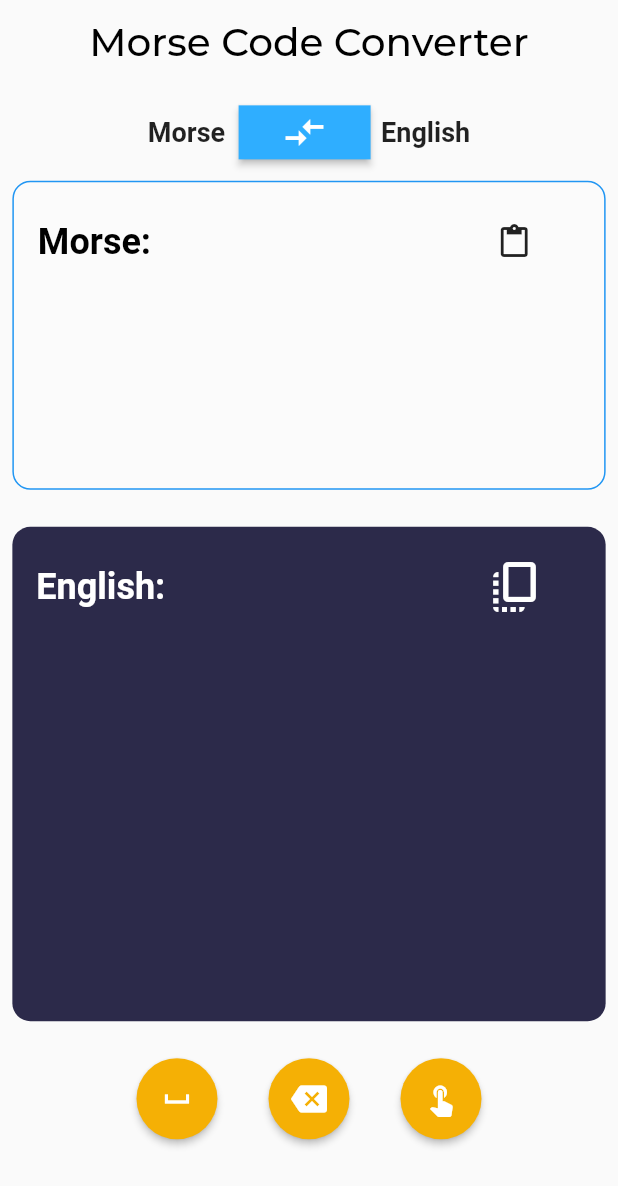
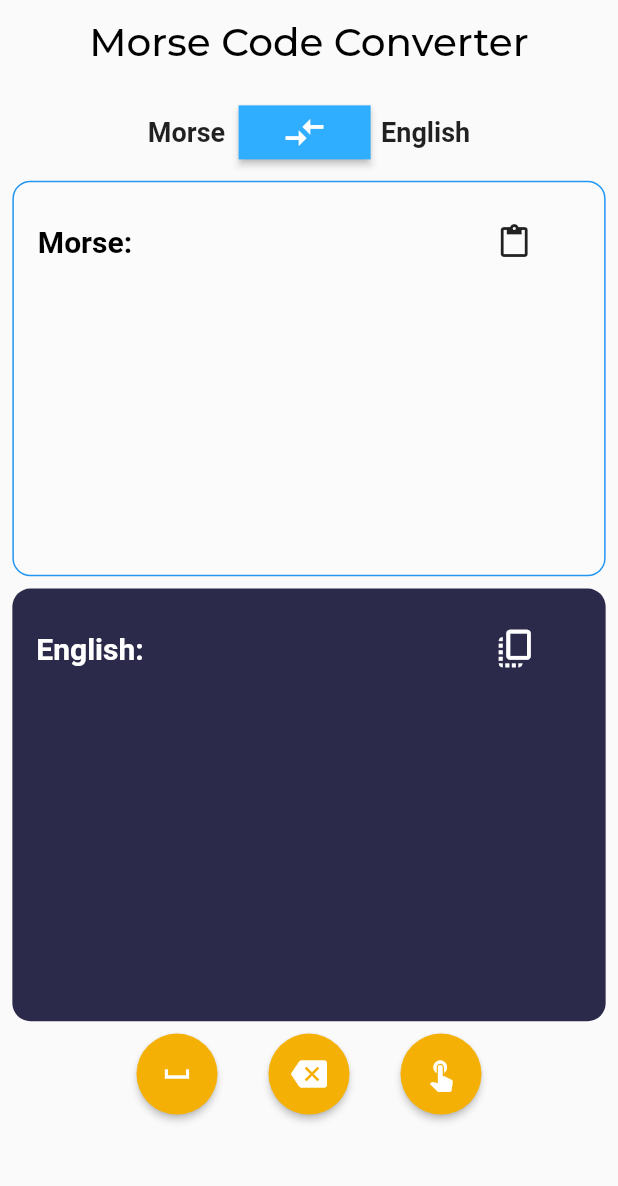
Before and after one commit to hridayK/more_code_app, a Flutter app: the screen it shows after launch, after a tap on the "compare arrows" icon, on a phone screen of 412 x 824 dp. Shown: the top 1186 px of the screen. Run offline on Flutter 3.47's test engine with Material 2 defaults, Android fonts, the phone set to English and light mode, and no system bars; our stand-ins replace google_fonts.

Commit message:
fixed pixel overflow problem

```diff
--- a/lib/English.dart
+++ b/lib/English.dart
@@ -15,9 +15,9 @@ class _EnglishPageState extends State<EnglishPage> {
 
   @override
   Widget build(BuildContext context) {
-    return Container(
+    return SafeArea(
+      child: Container(
         margin: EdgeInsets.all(MediaQuery.of(context).size.width * 0.02),
-      child: SingleChildScrollView(
         child: Column(
           mainAxisAlignment: MainAxisAlignment.spaceBetween,
           children: [
@@ -51,16 +51,14 @@ class _EnglishPageState extends State<EnglishPage> {
 
             /* OUTPUT SECTION */
             Scrollbar(
-              thumbVisibility: true,
               child: Container(
-                height: MediaQuery.of(context).size.height * 0.55,
+                  height: MediaQuery.of(context).size.height * 0.5,
                   padding: const EdgeInsets.all(16),
                   decoration: BoxDecoration(
                     color: const Color(0xff2C2A4A),
                     borderRadius: BorderRadius.circular(12),
                   ),
                   child: SingleChildScrollView(
-                  scrollDirection: Axis.vertical,
                     child: Column(
                       mainAxisAlignment: MainAxisAlignment.start,
                       children: [
@@ -91,8 +89,7 @@ class _EnglishPageState extends State<EnglishPage> {
                             )
                           ],
                         ),
-                      Column(
-                        children: [
+
                         Text(
                           _output,
                           style: const TextStyle(
@@ -101,8 +98,6 @@ class _EnglishPageState extends State<EnglishPage> {
                               color: Colors.white),
                           textScaleFactor: 1.5,
                         ),
-                        ],
-                      )
                       ],
                     ),
                   ),
--- a/lib/Morse.dart
+++ b/lib/Morse.dart
@@ -21,15 +21,17 @@ class _MorsePageState extends State<MorsePage> {
         child: Column(
           mainAxisAlignment: MainAxisAlignment.start,
           children: [
-            Container(
+            Scrollbar(
+              child: Container(
                 width: MediaQuery.of(context).size.width,
-              height: MediaQuery.of(context).size.height * 0.25,
+                height: MediaQuery.of(context).size.height * 0.32,
                 padding: const EdgeInsets.all(16),
                 decoration: BoxDecoration(
                   color: Colors.white24,
                   borderRadius: BorderRadius.circular(12),
                   border: Border.all(color: Colors.blue)
                 ),
+                child: SingleChildScrollView(
                   child: Column(
                     mainAxisAlignment: MainAxisAlignment.start,
                     children: [
@@ -40,7 +42,7 @@ class _MorsePageState extends State<MorsePage> {
                             "Morse:",
                             style: TextStyle(
                                 color: Colors.black,
-                            fontSize: 24,
+                                fontSize: 20,
                                 fontWeight: FontWeight.bold),
                           ),
                           RawMaterialButton(onPressed: () async {
@@ -64,19 +66,23 @@ class _MorsePageState extends State<MorsePage> {
                     ],
                   ),
                 ),
+              ),
+            ),
             SizedBox(
-              height: MediaQuery.of(context).size.height * 0.03,
+              height: MediaQuery.of(context).size.height * 0.01,
             ),
 
             /* OUTPUT SECTION */
             SingleChildScrollView(
+              child: Scrollbar(
                 child: Container(
-                height: MediaQuery.of(context).size.height * 0.4,
+                  height: MediaQuery.of(context).size.height * 0.35,
                   padding: const EdgeInsets.all(16),
                   decoration: BoxDecoration(
                     color: const Color(0xff2C2A4A),
                     borderRadius: BorderRadius.circular(12),
                   ),
+                  child: SingleChildScrollView(
                     child: Column(
                       mainAxisAlignment: MainAxisAlignment.start,
                       children: [
@@ -87,7 +93,7 @@ class _MorsePageState extends State<MorsePage> {
                               "English:",
                               style: TextStyle(
                                   color: Colors.white,
-                              fontSize: 24,
+                                  fontSize: 20,
                                   fontWeight: FontWeight.bold),
                             ),
                             RawMaterialButton(
@@ -101,7 +107,7 @@ class _MorsePageState extends State<MorsePage> {
                               },
                               child: const Icon(
                                 Icons.copy_all,
-                            size: 40,
+                                size: 30,
                                 color: Colors.white,
                               ),
                             )
@@ -115,7 +121,6 @@ class _MorsePageState extends State<MorsePage> {
                                   fontSize: 20,
                                   fontWeight: FontWeight.bold,
                                   color: Colors.white),
-                          textScaleFactor: 1.5,
                             ),
                           ],
                         )
@@ -123,8 +128,10 @@ class _MorsePageState extends State<MorsePage> {
                     ),
                   ),
                 ),
+              ),
+            ),
             SizedBox(
-              height: MediaQuery.of(context).size.height * 0.03,
+              height: MediaQuery.of(context).size.height * 0.01,
             ),
             Row(
               mainAxisAlignment: MainAxisAlignment.center,
```
Lines whose indentation alone changed are shown as unchanged.
